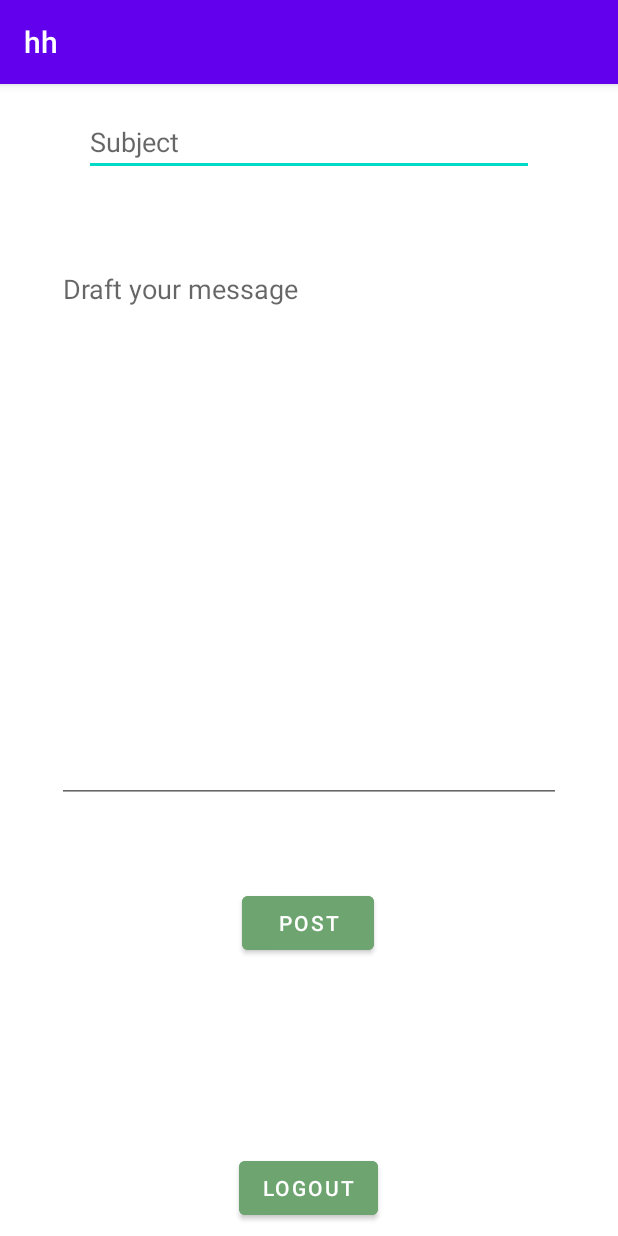
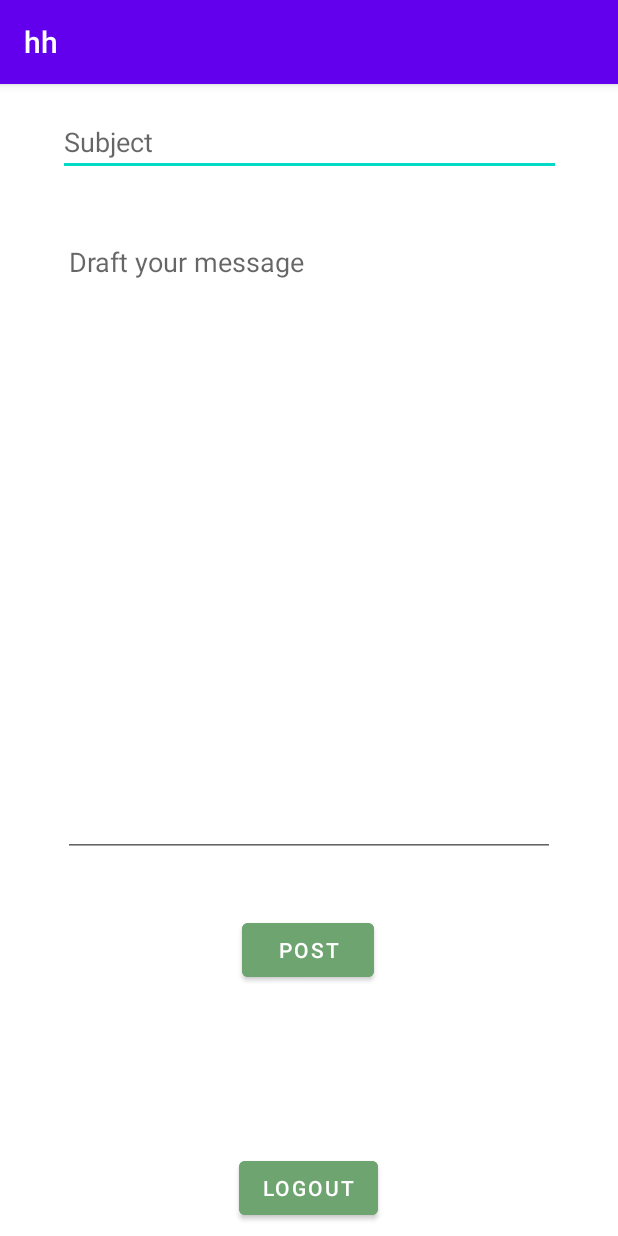
Before and after one commit to punnu07/hh, an Android app: the preacher screen opened directly, with no data from a screen before it, after a tap on "POST", on a phone screen of 412 x 824 dp. Run offline under Robolectric (Android 15) with nearby library versions, the phone set to English and light mode, and no system bars; libraries missing offline, so code that uses them is left out: org.jivesoftware.smack, org.jxmpp.jid, org.jxmpp.stringprep; 8 statements that could not run were skipped.

```diff
--- a/app/src/main/AndroidManifest.xml
+++ b/app/src/main/AndroidManifest.xml
@@ -4,6 +4,9 @@
 
     <uses-permission android:name="android.permission.INTERNET" />
     <uses-permission android:name="android.permission.ACCESS_NETWORK_STATE" />
+    <uses-permission android:name="android.permission.WRITE_EXTERNAL_STORAGE" />
+    <uses-permission android:name="android.permission.READ_EXTERNAL_STORAGE" />
+
 
     <application
         android:allowBackup="true"
--- a/app/src/main/java/com/example/hh/preacher.java
+++ b/app/src/main/java/com/example/hh/preacher.java
@@ -10,6 +10,7 @@ import android.provider.DocumentsContract;
 import android.util.Log;
 import android.view.View;
 import android.widget.Button;
+import android.widget.EditText;
 import android.widget.TextView;
 import android.widget.Toast;
 
@@ -23,15 +24,20 @@ import org.jivesoftware.smack.chat.ChatManagerListener;
 import org.jivesoftware.smack.chat.ChatMessageListener;
 import org.jivesoftware.smack.packet.Message;
 import org.jivesoftware.smack.roster.Roster;
+import org.jivesoftware.smack.roster.RosterEntry;
 import org.jivesoftware.smack.tcp.XMPPTCPConnection;
 import org.jivesoftware.smack.tcp.XMPPTCPConnectionConfiguration;
 
+import org.jxmpp.jid.EntityBareJid;
+import org.jxmpp.jid.impl.JidCreate;
+import org.jxmpp.stringprep.XmppStringprepException;
 import org.w3c.dom.Document;
 import org.xml.sax.InputSource;
 import org.xml.sax.SAXException;
 
 import java.io.IOException;
 import java.io.StringReader;
+import java.util.Collection;
 
 import javax.xml.parsers.DocumentBuilder;
 import javax.xml.parsers.DocumentBuilderFactory;
@@ -76,7 +82,10 @@ public class preacher extends AppCompatActivity {
         post_button.setOnClickListener(new View.OnClickListener(){
             public void onClick(View v){
 
+                new sendmessagetoallsubscribers().execute();
 
+
+                //Toast.makeText(preacher.this,  "Posted",  Toast.LENGTH_LONG).show();
             }
         });
 
@@ -246,6 +255,10 @@ public class preacher extends AppCompatActivity {
                                 Log.w("app", chat.toString());
                             }// end of chat created
                         });
+
+
+
+
             }//end of received message
 
 
@@ -293,4 +306,110 @@ public class preacher extends AppCompatActivity {
 
 
 
+
+
+
+
+
+
+
+
+
+
+
+
+    //new class for sending  message to all the clients
+    private class sendmessagetoallsubscribers extends AsyncTask<Void, Void, Void> {
+        String result;
+        @Override
+        protected Void doInBackground(Void... voids) {
+
+
+
+            String userName=uname;
+            String password=pword;
+
+
+            String MessageToSend="";
+
+            EditText et=findViewById(R.id.Preacher_Message);
+            MessageToSend=et.getText().toString();
+
+
+
+
+            //already connected
+            if(connection.isAuthenticated())
+            {
+
+
+                //get the roster list
+                Roster roster = Roster.getInstanceFor(connection);
+
+                if (!roster.isLoaded()) {
+                    try {
+                        roster.reloadAndWait();
+                    } catch (SmackException.NotLoggedInException e) {
+                        e.printStackTrace();
+                    } catch (SmackException.NotConnectedException e) {
+                        e.printStackTrace();
+                    }
+                }
+
+                Collection <RosterEntry> entries = roster.getEntries();
+
+                for (RosterEntry entry : entries)
+                {
+
+
+                    String toPerson=entry.getName();
+
+                    EntityBareJid jid = null;
+                    ChatManager chatManager = ChatManager.getInstanceFor(connection);
+                    try {
+                        jid = JidCreate.entityBareFrom(toPerson);
+                    } catch (XmppStringprepException e) {
+                        e.printStackTrace();
+                    }
+                    Chat chat = chatManager.createChat(String.valueOf(jid));
+                    try {
+                        chat.sendMessage(MessageToSend);
+                    } catch (SmackException.NotConnectedException e) {
+                        e.printStackTrace();
+                    }
+
+
+                    //clear the chat window
+                    et.setText("");
+                    et=findViewById(R.id.preacher_message_subject);
+                    et.setText("");
+                }
+
+
+
+
+
+
+
+
+
+
+            }//end of connection
+
+
+            return null;
+        }//end of do in background
+
+
+
+
+
+
+    }//end of inner class
+
+
+
+
+
+
 }//end of class
--- a/app/src/main/res/layout/activity_preacher.xml
+++ b/app/src/main/res/layout/activity_preacher.xml
@@ -8,7 +8,7 @@
 
     <EditText
         android:id="@+id/preacher_message_subject"
-        android:layout_width="300dp"
+        android:layout_width="335dp"
         android:layout_height="wrap_content"
         android:layout_marginTop="16dp"
         android:autoText="true"
@@ -36,8 +36,8 @@
 
     <EditText
         android:id="@+id/Preacher_Message"
-        android:layout_width="336dp"
-        android:layout_height="365dp"
+        android:layout_width="328dp"
+        android:layout_height="419dp"
         android:layout_marginBottom="2dp"
         android:ems="10"
         android:gravity="start|top"
```
Also changed, not shown: app/src/main/java/com/example/hh/DatabaseAdaptor.java (added, +97 -0 lines), app/src/main/java/com/example/hh/profile.java (+43 -7 lines).
